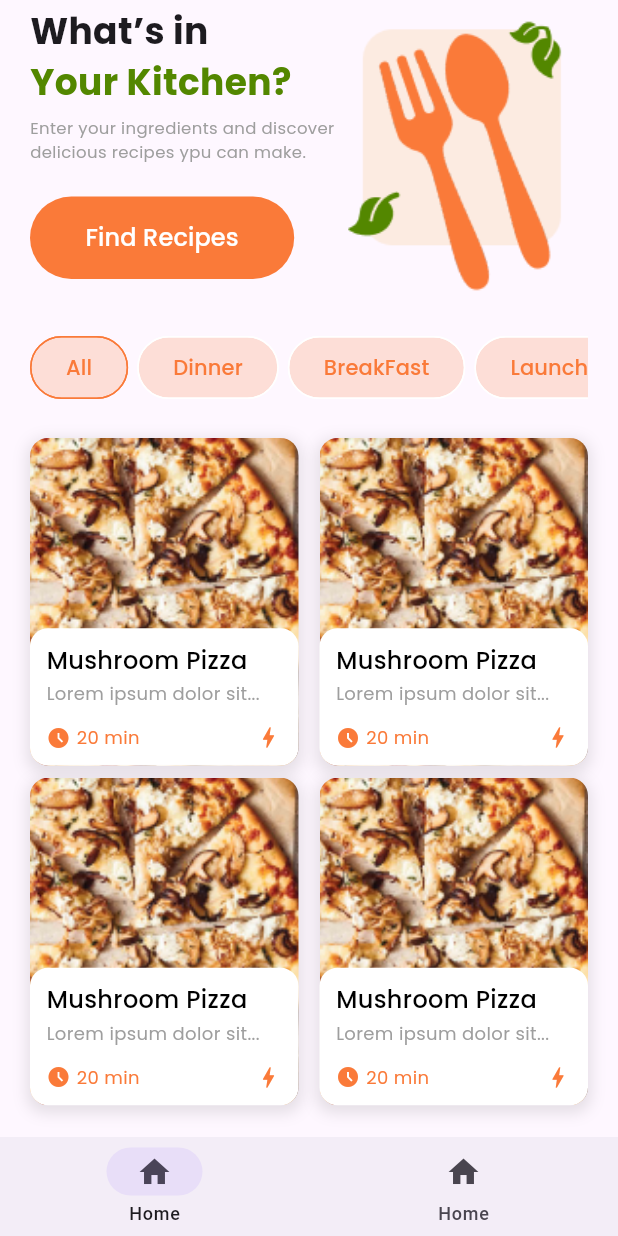
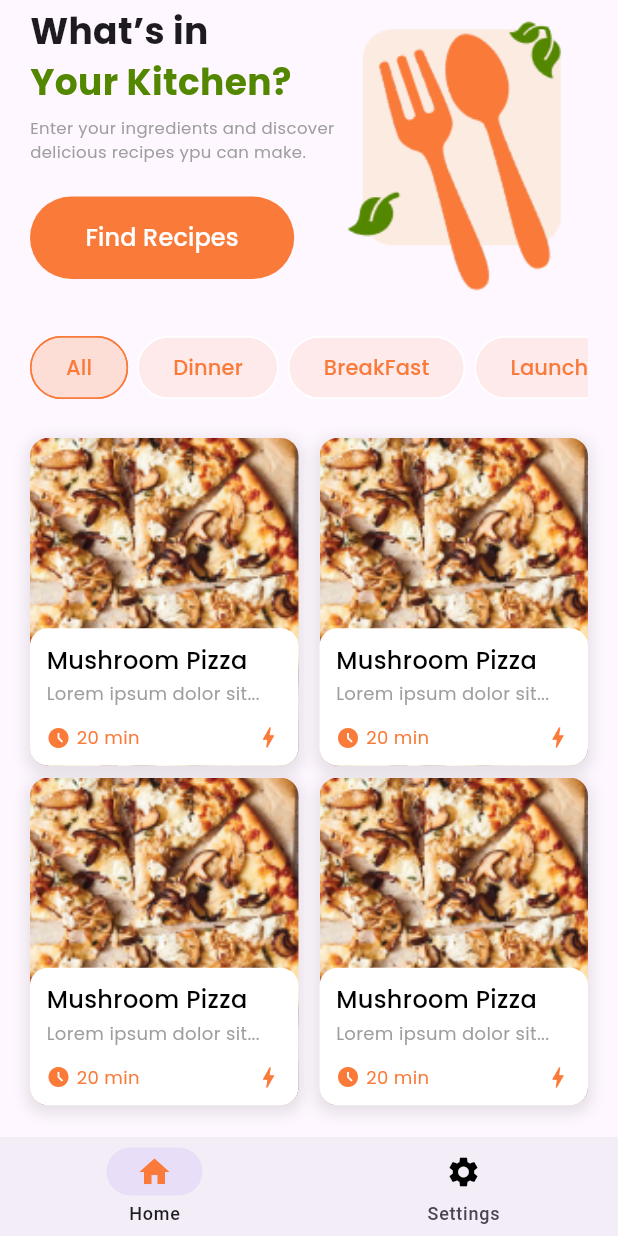
Before and after one commit to tamourax/ahtarandakhtar, a Flutter app: the screen it shows after launch, scrolled down 323 dp, on a phone screen of 412 x 824 dp. Run offline on Flutter 3.47's test engine with Material 3 defaults, Android fonts, the phone set to English and light mode, and no system bars; missing offline and left inert: svg_flutter.

Commit message:
nav bar done

```diff
--- a/lib/features/Home/presentation/veiws/widgets/CustomNavBar.dart
+++ b/lib/features/Home/presentation/veiws/widgets/CustomNavBar.dart
@@ -1,21 +1,42 @@
+import 'package:ahtarandakhtar/core/utils/app_color.dart';
 import 'package:flutter/material.dart';
 
-class Customnavbar extends StatelessWidget {
+class Customnavbar extends StatefulWidget {
   const Customnavbar({super.key});
+
+  @override
+  State<Customnavbar> createState() => _CustomnavbarState();
+}
+
+class _CustomnavbarState extends State<Customnavbar> {
+  int isSelected = 0;
 
   @override
   Widget build(BuildContext context) {
     return NavigationBar(
+      selectedIndex: isSelected,
+      onDestinationSelected: (int index) {
+        setState(() {
+          isSelected = index;
+        });
+      },
       height: 66,
-      destinations: const [
-      NavigationDestination(
-        icon: Icon(Icons.home),
-        label: 'Home',
-      ),
-      NavigationDestination(
-        icon: Icon(Icons.home),
-        label: 'Home',
-      )
-    ]);
+      destinations: [
+        NavigationDestination(
+          icon: Icon(
+            Icons.home,
+            color: isSelected == 0 ? AppColor.kPrimaryColor : Colors.black,
+          ),
+          label: 'Home',
+        ),
+        NavigationDestination(
+          icon: Icon(
+            Icons.settings,
+            color: isSelected == 1 ? AppColor.kPrimaryColor : Colors.black,
+          ),
+          label: 'Settings',
+        ),
+      ],
+    );
   }
 }
--- a/lib/features/Home/presentation/veiws/widgets/menu_tab_bar.dart
+++ b/lib/features/Home/presentation/veiws/widgets/menu_tab_bar.dart
@@ -34,7 +34,7 @@ class _MenuTabBarState extends State<MenuTabBar> {
               side: BorderSide(
                   width: 1,
                   color: selectedChip == label ? sideColor : Colors.white),
-              backgroundColor: AppColor.kPrimaryColor.withOpacity(0.2),
+              backgroundColor: AppColor.kPrimaryColor.withOpacity(0.1),
               selectedColor: AppColor.kPrimaryColor.withOpacity(0.2),
               label: Text(
                 label,
```
Also changed, not shown: lib/features/Home/presentation/veiws/widgets/newcard.dart (deleted, +0 -52 lines).
